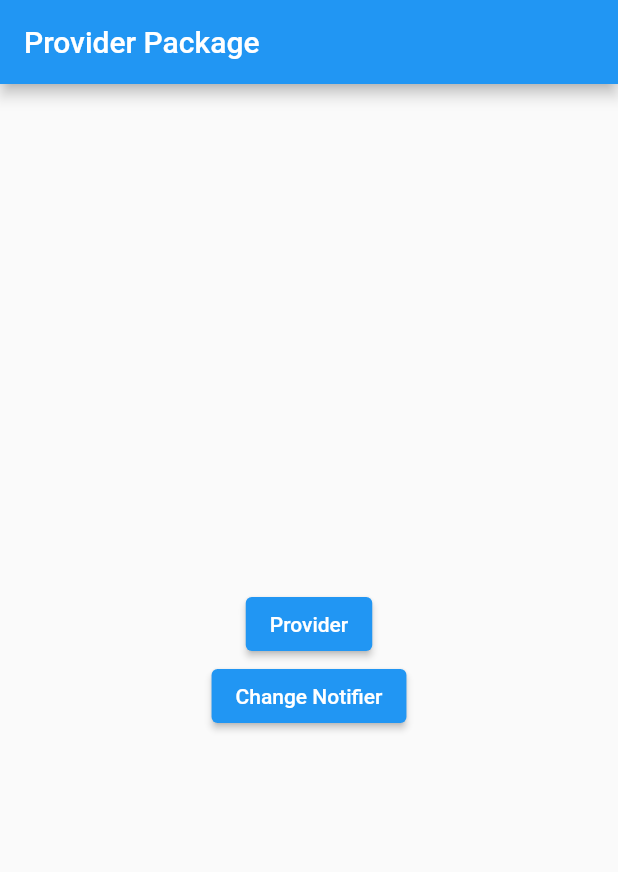
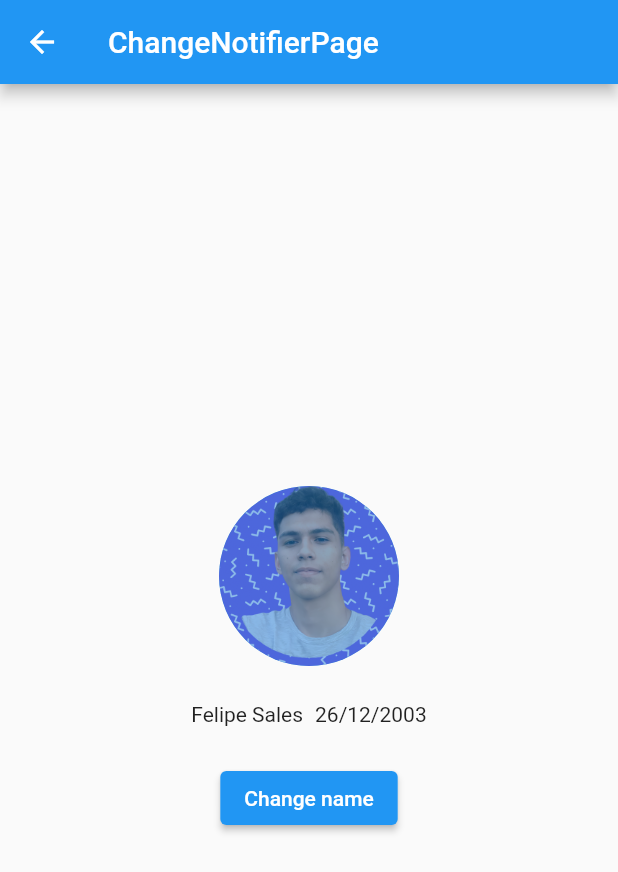
Before and after one commit to felipecastrosales/provider, a Flutter app: the screen it shows after launch, after a tap on "Change Notifier", on a phone screen of 412 x 824 dp. Shown: the top 872 px of the screen. Run offline on Flutter 3.47's test engine with Material 2 defaults, Android fonts, the phone set to English and light mode, and no system bars.

Commit message:
state management with provider

```diff
--- /dev/null
+++ b/lib/change_notifier/change_notifier_page.dart
@@ -0,0 +1,87 @@
+import 'package:flutter/cupertino.dart';
+import 'package:flutter/material.dart';
+
+import 'package:provider/provider.dart';
+
+import 'provider_controller.dart';
+
+class ChangeNotifierPage extends StatefulWidget {
+  const ChangeNotifierPage({Key? key}) : super(key: key);
+
+  @override
+  State<ChangeNotifierPage> createState() => _ChangeNotifierPageState();
+}
+
+class _ChangeNotifierPageState extends State<ChangeNotifierPage> {
+  @override
+  void initState() {
+    super.initState();
+    WidgetsBinding.instance?.addPostFrameCallback((timeStamp) async {
+      await Future.delayed(
+        const Duration(seconds: 1),
+      );
+      context.read<ProviderController>().changeData();
+    });
+  }
+
+  @override
+  Widget build(BuildContext context) {
+    //var user = context.watch<ProviderController>();
+
+    return Scaffold(
+      appBar: AppBar(
+        title: const Text('ChangeNotifierPage'),
+      ),
+      body: Center(
+        child: Padding(
+          padding: const EdgeInsets.all(10),
+          child: Column(
+            mainAxisAlignment: MainAxisAlignment.center,
+            children: [
+              Selector<ProviderController, String>(
+                selector: (_, controller) => controller.imgAvatar,
+                builder: (_, imgAvatar, __) {
+                  print('BUILD imgAvatar');
+                  return Center(
+                    child: CircleAvatar(
+                      backgroundImage: AssetImage(imgAvatar),
+                      radius: 60,
+                    ),
+                  );
+                },
+              ),
+              const SizedBox(height: 24),
+              Row(
+                mainAxisAlignment: MainAxisAlignment.center,
+                children: [
+                  Selector<ProviderController, String>(
+                    selector: (_, controller) => controller.name,
+                    builder: (_, name, __) {
+                      print('BUILD name');
+                      return Text(name);
+                    },
+                  ),
+                  const SizedBox(width: 8),
+                  Selector<ProviderController, String>(
+                    selector: (_, controller) => controller.birthDate,
+                    builder: (_, birthDate, __) {
+                      print('BUILD birthDate');
+                      return Text(birthDate);
+                    },
+                  ),
+                ],
+              ),
+              const SizedBox(height: 24),
+              ElevatedButton(
+                onPressed: () {
+                  context.read<ProviderController>().changeName();
+                },
+                child: const Text('Change name'),
+              ),
+            ],
+          ),
+        ),
+      ),
+    );
+  }
+}
--- /dev/null
+++ b/lib/change_notifier/provider_controller.dart
@@ -0,0 +1,19 @@
+import 'package:flutter/material.dart';
+
+class ProviderController extends ChangeNotifier {
+  String name = 'name';
+  String imgAvatar = 'assets';
+  String birthDate = 'date';
+
+  void changeData() {
+    name = 'Felipe Sales';
+    imgAvatar = 'assets/i.png';
+    birthDate = '26/12/2003';
+    notifyListeners();
+  }
+
+    void changeName() {
+    name = 'felipecastrosales';
+    notifyListeners();
+  }
+}
--- a/lib/main.dart
+++ b/lib/main.dart
@@ -2,6 +2,8 @@ import 'package:flutter/material.dart';
 
 import 'package:provider/provider.dart';
 
+import 'change_notifier/change_notifier_page.dart';
+import 'change_notifier/provider_controller.dart';
 import 'provider/provider_page.dart';
 import 'provider/user_model.dart';
 
@@ -14,14 +16,19 @@ class MyApp extends StatelessWidget {
 
   @override
   Widget build(BuildContext context) {
-    return Provider(
-      create: (_) {
-        return UserModel(
-          name: 'Felipe Sales',
-          imgAvatar: 'assets/i.png',
-          birthDate: '26/12/2003',
-        );
-      },
+    return MultiProvider(
+      providers: [
+        Provider(
+          create: (_) => UserModel(
+            name: 'Felipe Sales',
+            imgAvatar: 'assets/i.png',
+            birthDate: '26/12/2003',
+          ),
+        ),
+        ChangeNotifierProvider(
+          create: (_) => ProviderController(),
+        ),
+      ],
       child: MaterialApp(
         title: 'Provider Package',
         theme: ThemeData(
@@ -29,6 +36,7 @@ class MyApp extends StatelessWidget {
         ),
         routes: {
           '/provider': (context) => const ProviderPage(),
+          '/change-notifier': (context) => const ChangeNotifierPage(),
         },
         home: Builder(builder: (context) {
           return Scaffold(
@@ -46,7 +54,9 @@ class MyApp extends StatelessWidget {
                     child: const Text('Provider'),
                   ),
                   ElevatedButton(
-                    onPressed: () {},
+                    onPressed: () {
+                      Navigator.pushNamed(context, '/change-notifier');
+                    },
                     child: const Text('Change Notifier'),
                   ),
                 ],
```
